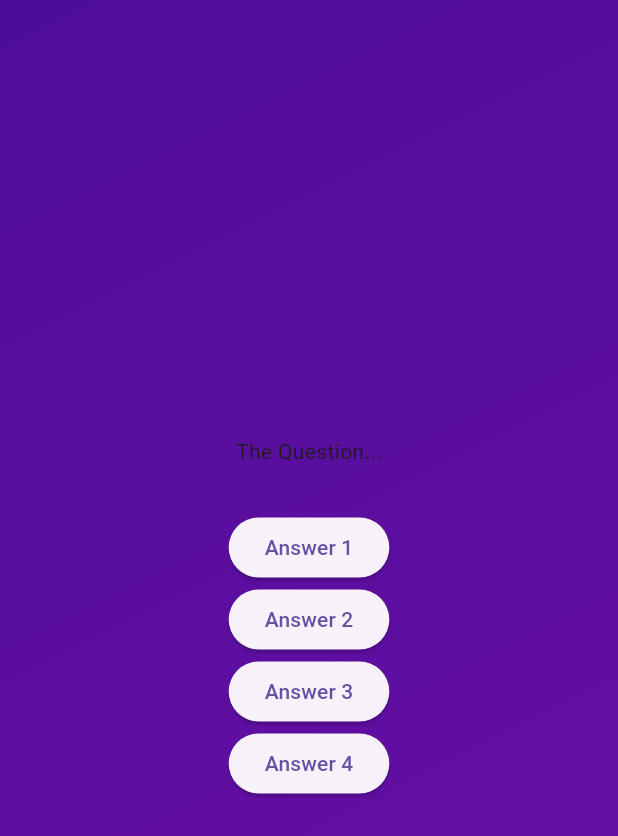
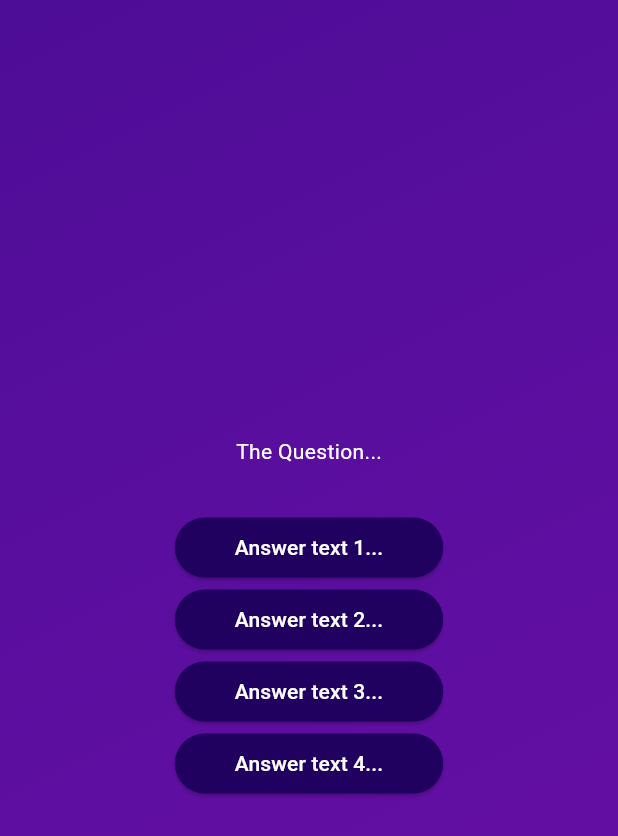
Before and after one commit to kronquistea/Flutter_Dart_Quiz_App, a Flutter app: the screen it shows after launch, after a tap on "Start Quiz", on a phone screen of 412 x 824 dp. Shown: the top 836 px of the screen. Run offline on Flutter 3.47's test engine with Material 3 defaults, Android fonts, the phone set to English and light mode, and no system bars.

Commit message:
End Lecture 70

```diff
--- /dev/null
+++ b/lib/answer_button.dart
@@ -0,0 +1,21 @@
+import 'package:flutter/material.dart';
+
+class AnswerButton extends StatelessWidget {
+  const AnswerButton(this.answerText, this.onTap, {super.key});
+
+  final String answerText;
+  final void Function() onTap;
+
+  @override
+  Widget build(context) {
+    return ElevatedButton(
+      onPressed: onTap,
+      style: ElevatedButton.styleFrom(
+        padding: const EdgeInsets.symmetric(vertical: 10, horizontal: 40),
+        backgroundColor: const Color.fromARGB(255, 33, 1, 95),
+        foregroundColor: Colors.white,
+      ),
+      child: Text(answerText),
+    );
+  }
+}
--- a/lib/questions_screen.dart
+++ b/lib/questions_screen.dart
@@ -1,4 +1,5 @@
 import 'package:flutter/material.dart';
+import 'package:quiz_app/answer_button.dart';
 
 class QuestionsScreen extends StatefulWidget {
   const QuestionsScreen({super.key});
@@ -17,24 +18,17 @@ class _QuestionsScreenState extends State<QuestionsScreen> {
       child: Column(
         mainAxisAlignment: MainAxisAlignment.center,
         children: [
-          const Text('The Question...'),
+          const Text(
+            'The Question...',
+            style: TextStyle(
+              color: Colors.white,
+            ),
+          ),
           const SizedBox(height: 30),
-          ElevatedButton(
-            onPressed: () {},
-            child: Text('Answer 1'),
-          ),
-          ElevatedButton(
-            onPressed: () {},
-            child: Text('Answer 2'),
-          ),
-          ElevatedButton(
-            onPressed: () {},
-            child: Text('Answer 3'),
-          ),
-          ElevatedButton(
-            onPressed: () {},
-            child: Text('Answer 4'),
-          ),
+          AnswerButton('Answer text 1...', () {}),
+          AnswerButton('Answer text 2...', () {}),
+          AnswerButton('Answer text 3...', () {}),
+          AnswerButton('Answer text 4...', () {}),
         ],
       ),
     );
```
